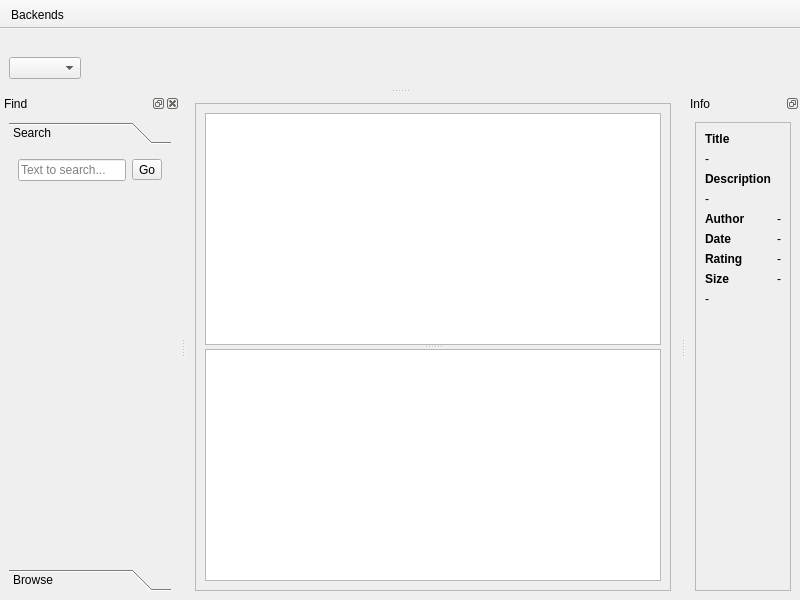
Above: weboob/applications/qgalleroob/ui/mainwindow.ui from laurentb/weboob before the change. Below: the same form after it.
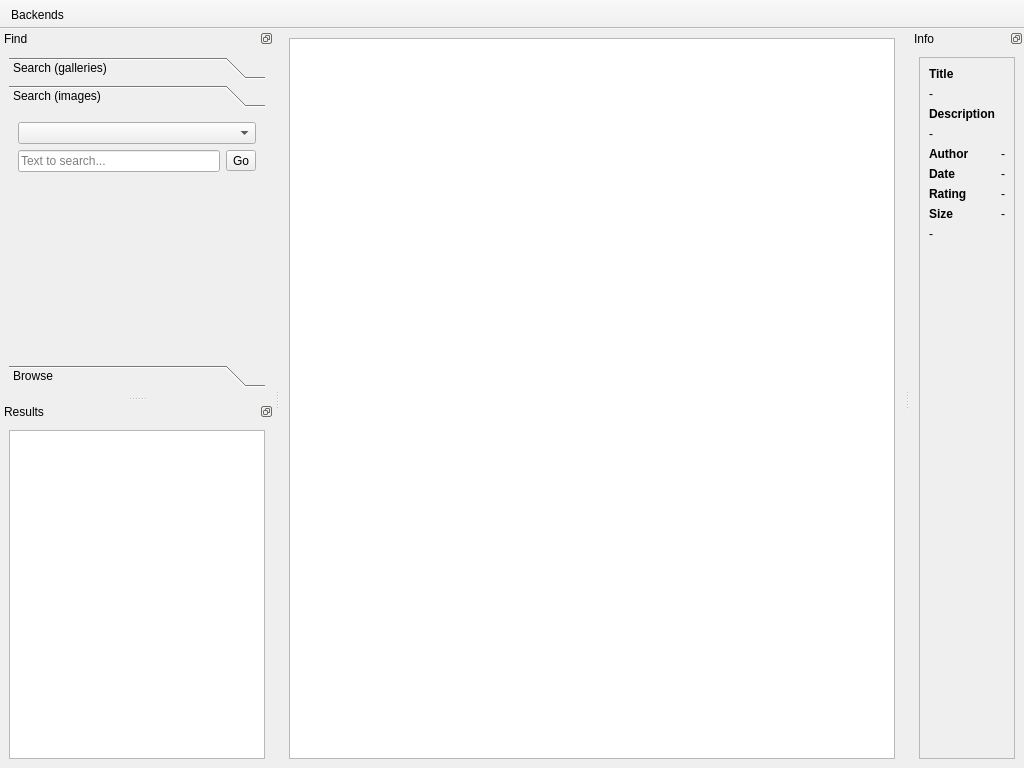
That is the form after the change. The open tabs and pages were chosen to show the change.

Commit message: qgalleroob: add ability to search galleries, search images and browse

What changed in the file:
```diff
--- a/weboob/applications/qgalleroob/ui/mainwindow.ui
+++ b/weboob/applications/qgalleroob/ui/mainwindow.ui
@@ -6,8 +6,8 @@
    <rect>
     <x>0</x>
     <y>0</y>
-    <width>800</width>
-    <height>600</height>
+    <width>1024</width>
+    <height>768</height>
    </rect>
   </property>
   <property name="windowTitle">
@@ -16,84 +16,43 @@
   <widget class="QWidget" name="centralwidget">
    <layout class="QVBoxLayout" name="verticalLayout_3">
     <item>
-     <widget class="QScrollArea" name="scrollArea">
-      <property name="widgetResizable">
+     <widget class="QListView" name="imageList">
+      <property name="iconSize">
+       <size>
+        <width>256</width>
+        <height>256</height>
+       </size>
+      </property>
+      <property name="verticalScrollMode">
+       <enum>QAbstractItemView::ScrollPerPixel</enum>
+      </property>
+      <property name="horizontalScrollMode">
+       <enum>QAbstractItemView::ScrollPerPixel</enum>
+      </property>
+      <property name="movement">
+       <enum>QListView::Static</enum>
+      </property>
+      <property name="flow">
+       <enum>QListView::LeftToRight</enum>
+      </property>
+      <property name="isWrapping" stdset="0">
        <bool>true</bool>
       </property>
-      <widget class="QWidget" name="scrollAreaWidgetContents">
-       <property name="geometry">
-        <rect>
-         <x>0</x>
-         <y>0</y>
-         <width>464</width>
-         <height>472</height>
-        </rect>
-       </property>
-       <layout class="QVBoxLayout" name="verticalLayout_4">
-        <item>
-         <widget class="QSplitter" name="splitter">
-          <property name="orientation">
-           <enum>Qt::Vertical</enum>
-          </property>
-          <widget class="QListView" name="galleryList">
-           <property name="contextMenuPolicy">
-            <enum>Qt::ActionsContextMenu</enum>
-           </property>
-           <property name="movement">
-            <enum>QListView::Static</enum>
-           </property>
-           <property name="flow">
-            <enum>QListView::LeftToRight</enum>
-           </property>
-           <property name="isWrapping" stdset="0">
-            <bool>true</bool>
-           </property>
-           <property name="resizeMode">
-            <enum>QListView::Adjust</enum>
-           </property>
-           <property name="gridSize">
-            <size>
-             <width>256</width>
-             <height>256</height>
-            </size>
-           </property>
-           <property name="viewMode">
-            <enum>QListView::IconMode</enum>
-           </property>
-           <property name="wordWrap">
-            <bool>true</bool>
-           </property>
-          </widget>
-          <widget class="QListView" name="imageList">
-           <property name="movement">
-            <enum>QListView::Static</enum>
-           </property>
-           <property name="flow">
-            <enum>QListView::LeftToRight</enum>
-           </property>
-           <property name="isWrapping" stdset="0">
-            <bool>true</bool>
-           </property>
-           <property name="resizeMode">
-            <enum>QListView::Adjust</enum>
-           </property>
-           <property name="gridSize">
-            <size>
-             <width>256</width>
-             <height>256</height>
-            </size>
-           </property>
-           <property name="viewMode">
-            <enum>QListView::IconMode</enum>
-           </property>
-           <property name="wordWrap">
-            <bool>true</bool>
-           </property>
-          </widget>
-         </widget>
-        </item>
-       </layout>
-      </widget>
+      <property name="resizeMode">
+       <enum>QListView::Adjust</enum>
+      </property>
+      <property name="gridSize">
+       <size>
+        <width>275</width>
+        <height>275</height>
+       </size>
+      </property>
+      <property name="viewMode">
+       <enum>QListView::IconMode</enum>
+      </property>
+      <property name="wordWrap">
+       <bool>true</bool>
+      </property>
      </widget>
     </item>
    </layout>
@@ -103,7 +62,7 @@
     <rect>
      <x>0</x>
      <y>0</y>
-     <width>800</width>
+     <width>1024</width>
      <height>19</height>
     </rect>
    </property>
@@ -147,7 +106,7 @@
         <enum>QFrame::Raised</enum>
        </property>
        <layout class="QGridLayout" name="gridLayout">
-        <item row="0" column="0">
+        <item row="0" column="1">
          <widget class="QLabel" name="label">
           <property name="font">
            <font>
@@ -160,7 +119,7 @@
           </property>
          </widget>
         </item>
-        <item row="2" column="0">
+        <item row="2" column="1">
          <widget class="QLabel" name="label_3">
           <property name="font">
            <font>
@@ -173,7 +132,7 @@
           </property>
          </widget>
         </item>
-        <item row="4" column="0">
+        <item row="4" column="1">
          <widget class="QLabel" name="label_5">
           <property name="font">
            <font>
@@ -186,7 +145,7 @@
           </property>
          </widget>
         </item>
-        <item row="4" column="1">
+        <item row="4" column="2">
          <widget class="QLabel" name="labelAuthor">
           <property name="text">
            <string>-</string>
@@ -196,7 +155,7 @@
           </property>
          </widget>
         </item>
-        <item row="3" column="0" colspan="2">
+        <item row="3" column="1" colspan="2">
          <widget class="QLabel" name="labelDescription">
           <property name="text">
            <string>-</string>
@@ -206,7 +165,7 @@
           </property>
          </widget>
         </item>
-        <item row="7" column="1">
+        <item row="7" column="2">
          <widget class="QLabel" name="labelSize">
           <property name="text">
            <string>-</string>
@@ -216,7 +175,7 @@
           </property>
          </widget>
         </item>
-        <item row="8" column="0" colspan="2">
+        <item row="8" column="1" colspan="2">
          <widget class="QLabel" name="labelLink">
           <property name="text">
            <string>-</string>
@@ -229,7 +188,7 @@
           </property>
          </widget>
         </item>
-        <item row="5" column="0">
+        <item row="5" column="1">
          <widget class="QLabel" name="label_7">
           <property name="font">
            <font>
@@ -242,7 +201,7 @@
           </property>
          </widget>
         </item>
-        <item row="5" column="1">
+        <item row="5" column="2">
          <widget class="QLabel" name="labelDate">
           <property name="text">
            <string>-</string>
@@ -252,7 +211,7 @@
           </property>
          </widget>
         </item>
-        <item row="9" column="0" colspan="2">
+        <item row="9" column="1" colspan="2">
          <spacer name="verticalSpacer">
           <property name="orientation">
            <enum>Qt::Vertical</enum>
@@ -265,7 +224,7 @@
           </property>
          </spacer>
         </item>
-        <item row="7" column="0">
+        <item row="7" column="1">
          <widget class="QLabel" name="label_2">
           <property name="font">
            <font>
@@ -278,7 +237,7 @@
           </property>
          </widget>
         </item>
-        <item row="6" column="0">
+        <item row="6" column="1">
          <widget class="QLabel" name="label_4">
           <property name="font">
            <font>
@@ -291,7 +250,7 @@
           </property>
          </widget>
         </item>
-        <item row="6" column="1">
+        <item row="6" column="2">
          <widget class="QLabel" name="labelRating">
           <property name="text">
            <string>-</string>
@@ -301,7 +260,7 @@
           </property>
          </widget>
         </item>
-        <item row="1" column="0" colspan="2">
+        <item row="1" column="1" colspan="2">
          <widget class="QLabel" name="labelTitle">
           <property name="text">
            <string>-</string>
@@ -320,38 +279,10 @@
     </layout>
    </widget>
   </widget>
-  <widget class="QDockWidget" name="dockWidget_3">
-   <property name="features">
-    <set>QDockWidget::NoDockWidgetFeatures</set>
-   </property>
-   <property name="allowedAreas">
-    <set>Qt::TopDockWidgetArea</set>
-   </property>
-   <attribute name="dockWidgetArea">
-    <number>4</number>
-   </attribute>
-   <widget class="QWidget" name="dockWidgetContents_3">
-    <layout class="QHBoxLayout" name="horizontalLayout_2">
-     <item>
-      <widget class="QComboBox" name="backendEdit"/>
-     </item>
-     <item>
-      <spacer name="horizontalSpacer_2">
-       <property name="orientation">
-        <enum>Qt::Horizontal</enum>
-       </property>
-       <property name="sizeHint" stdset="0">
-        <size>
-         <width>40</width>
-         <height>20</height>
-        </size>
-       </property>
-      </spacer>
-     </item>
-    </layout>
-   </widget>
-  </widget>
   <widget class="QDockWidget" name="dockWidget_4">
+   <property name="features">
+    <set>QDockWidget::DockWidgetFloatable|QDockWidget::DockWidgetMovable</set>
+   </property>
    <property name="windowTitle">
     <string>Find</string>
    </property>
@@ -370,25 +301,28 @@
          <rect>
           <x>0</x>
           <y>0</y>
-          <width>167</width>
-          <height>399</height>
+          <width>256</width>
+          <height>76</height>
          </rect>
         </property>
         <attribute name="label">
-         <string>Search</string>
+         <string>Search (galleries)</string>
         </attribute>
         <layout class="QVBoxLayout" name="verticalLayout_6">
+         <item>
+          <widget class="QComboBox" name="backendGallCombo"/>
+         </item>
          <item>
           <layout class="QHBoxLayout" name="horizontalLayout_3">
            <item>
-            <widget class="QLineEdit" name="searchEdit">
+            <widget class="QLineEdit" name="searchGallEdit">
              <property name="placeholderText">
               <string>Text to search...</string>
              </property>
             </widget>
            </item>
            <item>
-            <widget class="QToolButton" name="searchButton">
+            <widget class="QToolButton" name="searchGallButton">
              <property name="text">
               <string>Go</string>
              </property>
@@ -411,19 +345,71 @@
          </item>
         </layout>
        </widget>
+       <widget class="QWidget" name="page_3">
+        <property name="geometry">
+         <rect>
+          <x>0</x>
+          <y>0</y>
+          <width>256</width>
+          <height>76</height>
+         </rect>
+        </property>
+        <attribute name="label">
+         <string>Search (images)</string>
+        </attribute>
+        <layout class="QVBoxLayout" name="verticalLayout_2">
+         <item>
+          <widget class="QComboBox" name="backendImgCombo"/>
+         </item>
+         <item>
+          <layout class="QHBoxLayout" name="horizontalLayout_5">
+           <item>
+            <widget class="QLineEdit" name="searchImgEdit">
+             <property name="placeholderText">
+              <string>Text to search...</string>
+             </property>
+            </widget>
+           </item>
+           <item>
+            <widget class="QToolButton" name="searchImgButton">
+             <property name="text">
+              <string>Go</string>
+             </property>
+            </widget>
+           </item>
+          </layout>
+         </item>
+         <item>
+          <spacer name="verticalSpacer_3">
+           <property name="orientation">
+            <enum>Qt::Vertical</enum>
+           </property>
+           <property name="sizeHint" stdset="0">
+            <size>
+             <width>20</width>
+             <height>40</height>
+            </size>
+           </property>
+          </spacer>
+         </item>
+        </layout>
+       </widget>
        <widget class="QWidget" name="page_2">
         <property name="geometry">
          <rect>
           <x>0</x>
           <y>0</y>
-          <width>196</width>
-          <height>118</height>
+          <width>256</width>
+          <height>76</height>
          </rect>
         </property>
         <attribute name="label">
          <string>Browse</string>
         </attribute>
         <layout class="QVBoxLayout" name="verticalLayout_5">
+         <item>
+          <widget class="QComboBox" name="backendCollCombo"/>
+         </item>
          <item>
           <layout class="QHBoxLayout" name="horizontalLayout">
            <item>
@@ -449,14 +435,17 @@
           </layout>
          </item>
          <item>
-          <widget class="QTreeView" name="collectionTree">
-           <property name="enabled">
-            <bool>false</bool>
+          <spacer name="verticalSpacer_4">
+           <property name="orientation">
+            <enum>Qt::Vertical</enum>
            </property>
-           <attribute name="headerDefaultSectionSize">
-            <number>0</number>
-           </attribute>
-          </widget>
+           <property name="sizeHint" stdset="0">
+            <size>
+             <width>20</width>
+             <height>40</height>
+            </size>
+           </property>
+          </spacer>
          </item>
         </layout>
        </widget>
@@ -465,6 +454,40 @@
     </layout>
    </widget>
   </widget>
+  <widget class="QDockWidget" name="dockWidget">
+   <property name="features">
+    <set>QDockWidget::DockWidgetFloatable|QDockWidget::DockWidgetMovable</set>
+   </property>
+   <property name="windowTitle">
+    <string>Results</string>
+   </property>
+   <attribute name="dockWidgetArea">
+    <number>1</number>
+   </attribute>
+   <widget class="QWidget" name="dockWidgetContents">
+    <layout class="QHBoxLayout" name="horizontalLayout_6">
+     <item>
+      <widget class="QTreeView" name="collectionTree">
+       <property name="enabled">
+        <bool>true</bool>
+       </property>
+       <property name="iconSize">
+        <size>
+         <width>48</width>
+         <height>48</height>
+        </size>
+       </property>
+       <property name="uniformRowHeights">
+        <bool>true</bool>
+       </property>
+       <attribute name="headerDefaultSectionSize">
+        <number>0</number>
+       </attribute>
+      </widget>
+     </item>
+    </layout>
+   </widget>
+  </widget>
   <action name="actionBackends">
    <property name="text">
     <string>Backends</string>
```
The commit also changes 2 other files.
